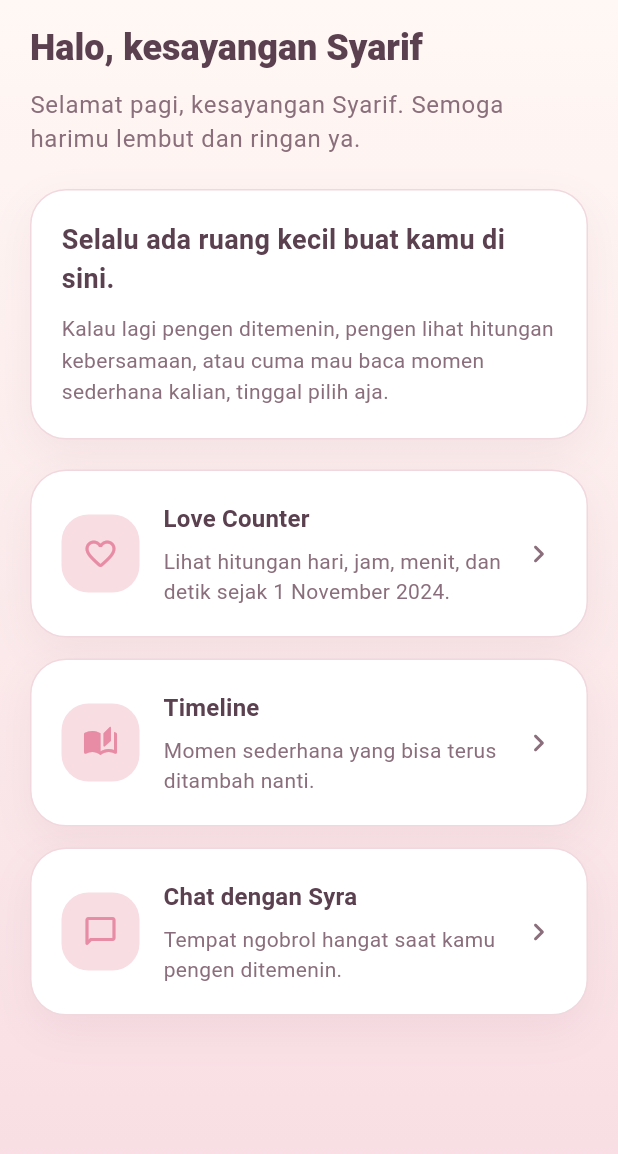
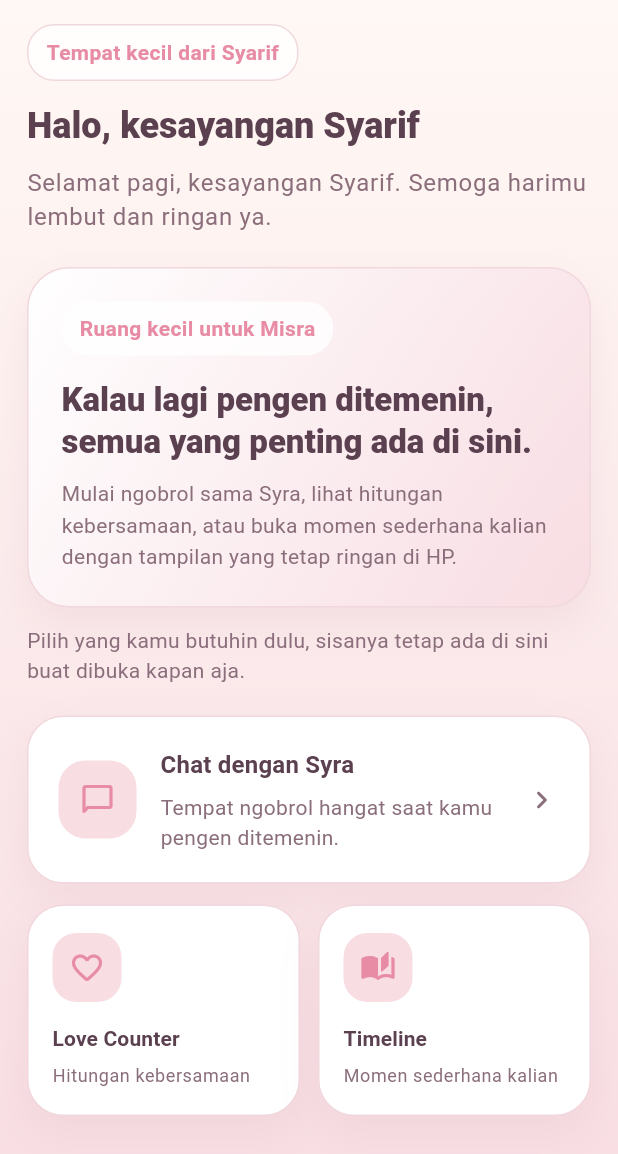
Before and after one commit to Sarif-rex/formisra, a Flutter app: the HomePage screen opened by its route, on a phone screen of 412 x 824 dp. Shown: the top 1154 px of the screen. Run offline on Flutter 3.47's test engine with Material 3 defaults, Android fonts, the phone set to English and light mode, and no system bars; our stand-ins replace shared_preferences; accounts and stored records are empty.

Commit message:
Unify welcome home and chat styling

```diff
--- a/lib/pages/chat_page.dart
+++ b/lib/pages/chat_page.dart
@@ -444,7 +444,7 @@ class _ChatPageState extends State<ChatPage> {
                                       .bodySmall
                                       ?.copyWith(
                                         color: AppColors.mutedText,
-                                        height: 1.4,
+                                        height: 1.45,
                                       ),
                                 ),
                               ),
--- a/lib/pages/home_page.dart
+++ b/lib/pages/home_page.dart
@@ -20,10 +20,26 @@ class HomePage extends StatelessWidget {
 
     return MobileShell(
       child: SingleChildScrollView(
-        padding: const EdgeInsets.fromLTRB(20, 16, 20, 28),
+        padding: const EdgeInsets.fromLTRB(18, 16, 18, 28),
         child: Column(
           crossAxisAlignment: CrossAxisAlignment.start,
           children: [
+            Container(
+              padding: const EdgeInsets.symmetric(horizontal: 12, vertical: 8),
+              decoration: BoxDecoration(
+                color: Colors.white.withValues(alpha: 0.82),
+                borderRadius: BorderRadius.circular(18),
+                border: Border.all(color: AppColors.border),
+              ),
+              child: const Text(
+                'Tempat kecil dari Syarif',
+                style: TextStyle(
+                  color: AppColors.rose,
+                  fontWeight: FontWeight.w700,
+                ),
+              ),
+            ),
+            const SizedBox(height: 14),
             Text(
               'Halo, kesayangan Syarif',
               style: Theme.of(context).textTheme.headlineSmall?.copyWith(
@@ -39,47 +55,76 @@ class HomePage extends StatelessWidget {
                   ),
             ),
             const SizedBox(height: 22),
-            const AppCard(
+            Container(
+              width: double.infinity,
+              padding: const EdgeInsets.all(22),
+              decoration: BoxDecoration(
+                gradient: LinearGradient(
+                  colors: [
+                    Colors.white,
+                    AppColors.blush.withValues(alpha: 0.92),
+                  ],
+                  begin: Alignment.topLeft,
+                  end: Alignment.bottomRight,
+                ),
+                borderRadius: BorderRadius.circular(28),
+                border: Border.all(color: AppColors.border),
+                boxShadow: const [
+                  BoxShadow(
+                    color: AppColors.shadow,
+                    blurRadius: 22,
+                    offset: Offset(0, 12),
+                  ),
+                ],
+              ),
               child: Column(
                 crossAxisAlignment: CrossAxisAlignment.start,
                 children: [
-                  Text(
-                    'Selalu ada ruang kecil buat kamu di sini.',
-                    style: TextStyle(
-                      fontSize: 18,
-                      fontWeight: FontWeight.w700,
+                  Container(
+                    padding: const EdgeInsets.symmetric(
+                      horizontal: 12,
+                      vertical: 8,
+                    ),
+                    decoration: BoxDecoration(
+                      color: Colors.white.withValues(alpha: 0.8),
+                      borderRadius: BorderRadius.circular(18),
+                    ),
+                    child: const Text(
+                      'Ruang kecil untuk Misra',
+                      style: TextStyle(
+                        color: AppColors.rose,
+                        fontWeight: FontWeight.w700,
+                      ),
                     ),
                   ),
-                  SizedBox(height: 10),
+                  const SizedBox(height: 16),
                   Text(
-                    'Kalau lagi pengen ditemenin, pengen lihat hitungan kebersamaan, atau cuma mau baca momen sederhana kalian, tinggal pilih aja.',
-                    style: TextStyle(
-                      color: AppColors.mutedText,
-                      height: 1.5,
-                    ),
+                    'Kalau lagi pengen ditemenin, semua yang penting ada di sini.',
+                    style: Theme.of(context).textTheme.titleLarge?.copyWith(
+                          fontWeight: FontWeight.w800,
+                          height: 1.25,
+                        ),
+                  ),
+                  const SizedBox(height: 10),
+                  Text(
+                    'Mulai ngobrol sama Syra, lihat hitungan kebersamaan, atau buka momen sederhana kalian dengan tampilan yang tetap ringan di HP.',
+                    style: Theme.of(context).textTheme.bodyMedium?.copyWith(
+                          color: AppColors.mutedText,
+                          height: 1.5,
+                        ),
                   ),
                 ],
               ),
             ),
+            const SizedBox(height: 12),
+            Text(
+              'Pilih yang kamu butuhin dulu, sisanya tetap ada di sini buat dibuka kapan aja.',
+              style: Theme.of(context).textTheme.bodyMedium?.copyWith(
+                    color: AppColors.mutedText,
+                    height: 1.45,
+                  ),
+            ),
             const SizedBox(height: 20),
-            MenuCard(
-              icon: Icons.favorite_border_rounded,
-              title: 'Love Counter',
-              subtitle: 'Lihat hitungan hari, jam, menit, dan detik sejak 1 November 2024.',
-              onTap: () {
-                Navigator.of(context).pushNamed(LoveCounterPage.routeName);
-              },
-            ),
-            const SizedBox(height: 14),
-            MenuCard(
-              icon: Icons.auto_stories_rounded,
-              title: 'Timeline',
-              subtitle: 'Momen sederhana yang bisa terus ditambah nanti.',
-              onTap: () {
-                Navigator.of(context).pushNamed(TimelinePage.routeName);
-              },
-            ),
-            const SizedBox(height: 14),
             MenuCard(
               icon: Icons.chat_bubble_outline_rounded,
               title: 'Chat dengan Syra',
@@ -88,9 +133,96 @@ class HomePage extends StatelessWidget {
                 Navigator.of(context).pushNamed(ChatPage.routeName);
               },
             ),
+            const SizedBox(height: 14),
+            Row(
+              children: [
+                Expanded(
+                  child: _MiniHomeCard(
+                    icon: Icons.favorite_border_rounded,
+                    title: 'Love Counter',
+                    subtitle: 'Hitungan kebersamaan',
+                    onTap: () {
+                      Navigator.of(context).pushNamed(
+                        LoveCounterPage.routeName,
+                      );
+                    },
+                  ),
+                ),
+                const SizedBox(width: 12),
+                Expanded(
+                  child: _MiniHomeCard(
+                    icon: Icons.auto_stories_rounded,
+                    title: 'Timeline',
+                    subtitle: 'Momen sederhana kalian',
+                    onTap: () {
+                      Navigator.of(context).pushNamed(
+                        TimelinePage.routeName,
+                      );
+                    },
+                  ),
+                ),
+              ],
+            ),
           ],
         ),
       ),
     );
   }
 }
+
+class _MiniHomeCard extends StatelessWidget {
+  const _MiniHomeCard({
+    required this.icon,
+    required this.title,
+    required this.subtitle,
+    required this.onTap,
+  });
+
+  final IconData icon;
+  final String title;
+  final String subtitle;
+  final VoidCallback onTap;
+
+  @override
+  Widget build(BuildContext context) {
+    return Material(
+      color: Colors.transparent,
+      child: InkWell(
+        onTap: onTap,
+        borderRadius: BorderRadius.circular(24),
+        child: AppCard(
+          padding: const EdgeInsets.fromLTRB(16, 18, 16, 18),
+          child: Column(
+            crossAxisAlignment: CrossAxisAlignment.start,
+            children: [
+              Container(
+                width: 46,
+                height: 46,
+                decoration: BoxDecoration(
+                  color: AppColors.blush,
+                  borderRadius: BorderRadius.circular(16),
+                ),
+                child: Icon(icon, color: AppColors.rose),
+              ),
+              const SizedBox(height: 14),
+              Text(
+                title,
+                style: Theme.of(context).textTheme.titleSmall?.copyWith(
+                      fontWeight: FontWeight.w700,
+                    ),
+              ),
+              const SizedBox(height: 6),
+              Text(
+                subtitle,
+                style: Theme.of(context).textTheme.bodySmall?.copyWith(
+                      color: AppColors.mutedText,
+                      height: 1.4,
+                    ),
+              ),
+            ],
+          ),
+        ),
+      ),
+    );
+  }
+}
```
